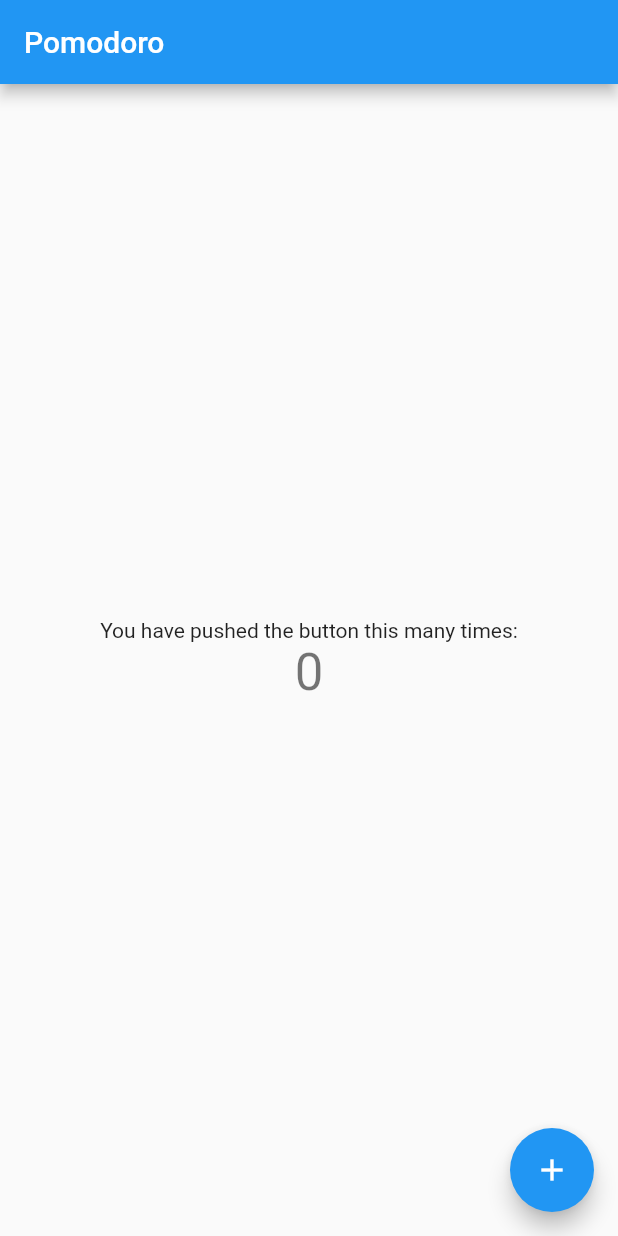
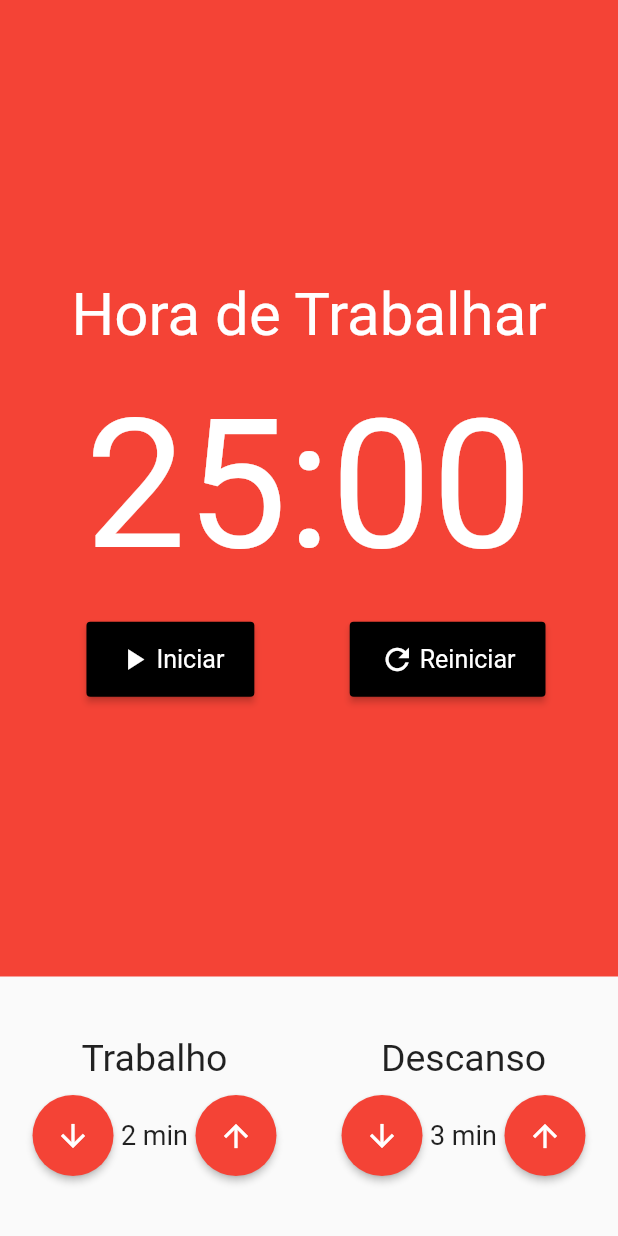
Before and after one commit to dhianapereira/my-flutter-notebook, a Flutter app: the screen it shows after launch, on a phone screen of 412 x 824 dp. Run offline on Flutter 3.47's test engine with Material 2 defaults, Android fonts, the phone set to English and light mode, and no system bars.

Commit message:
add: components of the application

```diff
--- a/lib/core/app_widget.dart
+++ b/lib/core/app_widget.dart
@@ -9,7 +9,7 @@ class AppWidget extends StatelessWidget {
     return MaterialApp(
       debugShowCheckedModeBanner: false,
       title: 'pomodoro app',
-      theme: ThemeData(primarySwatch: Colors.blue),
+      theme: ThemeData(primarySwatch: Colors.red),
       home: const HomePage(),
     );
   }
--- a/lib/main.dart
+++ b/lib/main.dart
@@ -1,6 +1,14 @@
 import 'package:flutter/material.dart';
+import 'package:flutter/services.dart';
 import 'package:pomodoro/core/app_widget.dart';
 
 void main() {
-  runApp(const AppWidget());
+  WidgetsFlutterBinding.ensureInitialized();
+
+  SystemChrome.setPreferredOrientations([
+    DeviceOrientation.portraitUp,
+    DeviceOrientation.portraitDown,
+  ]).then((_) {
+    runApp(const AppWidget());
+  });
 }
--- a/lib/pages/home_page.dart
+++ b/lib/pages/home_page.dart
@@ -1,4 +1,6 @@
 import 'package:flutter/material.dart';
+import 'package:pomodoro/widgets/stopwatch_widget.dart';
+import 'package:pomodoro/widgets/time_input_widget.dart';
 
 class HomePage extends StatefulWidget {
   const HomePage({Key? key}) : super(key: key);
@@ -8,36 +10,26 @@ class HomePage extends StatefulWidget {
 }
 
 class _HomePageState extends State<HomePage> {
-  int _counter = 0;
-
-  void _incrementCounter() {
-    setState(() {
-      _counter++;
-    });
-  }
-
   @override
   Widget build(BuildContext context) {
     return Scaffold(
-      appBar: AppBar(title: const Text("Pomodoro")),
-      body: Center(
-        child: Column(
-          mainAxisAlignment: MainAxisAlignment.center,
-          children: <Widget>[
-            const Text(
-              'You have pushed the button this many times:',
+      body: Column(
+        crossAxisAlignment: CrossAxisAlignment.stretch,
+        children: [
+          Expanded(
+            child: StopwatchWidget(),
+          ),
+          Padding(
+            padding: const EdgeInsets.symmetric(vertical: 40),
+            child: Row(
+              mainAxisAlignment: MainAxisAlignment.spaceAround,
+              children: [
+                TimeInputWidget(title: "Trabalho", value: 2),
+                TimeInputWidget(title: "Descanso", value: 3),
+              ],
             ),
-            Text(
-              '$_counter',
-              style: Theme.of(context).textTheme.headline4,
-            ),
-          ],
-        ),
-      ),
-      floatingActionButton: FloatingActionButton(
-        onPressed: _incrementCounter,
-        tooltip: 'Increment',
-        child: const Icon(Icons.add),
+          ),
+        ],
       ),
     );
   }
--- /dev/null
+++ b/lib/widgets/buttons/elevated_button_widget.dart
@@ -0,0 +1,25 @@
+import 'package:flutter/material.dart';
+
+class ElevatedButtonWidget extends StatelessWidget {
+  final IconData icon;
+  final VoidCallback onPressed;
+
+  const ElevatedButtonWidget({
+    Key? key,
+    required this.icon,
+    required this.onPressed,
+  }) : super(key: key);
+
+  @override
+  Widget build(BuildContext context) {
+    return ElevatedButton(
+      onPressed: onPressed,
+      child: Icon(icon, color: Colors.white),
+      style: ElevatedButton.styleFrom(
+        shape: const CircleBorder(),
+        padding: const EdgeInsets.all(15),
+        primary: Colors.red,
+      ),
+    );
+  }
+}
--- /dev/null
+++ b/lib/widgets/buttons/stopwatch_button_widget.dart
@@ -0,0 +1,48 @@
+import 'package:flutter/material.dart';
+
+class StopwatchButtonWidget extends StatelessWidget {
+  final VoidCallback onPressed;
+  final String title;
+  final IconData icon;
+  final double height;
+  final double width;
+
+  const StopwatchButtonWidget({
+    Key? key,
+    required this.onPressed,
+    required this.title,
+    required this.icon,
+    this.height = 50,
+    this.width = double.maxFinite,
+  }) : super(key: key);
+
+  @override
+  Widget build(BuildContext context) {
+    return SizedBox(
+      height: height,
+      width: width,
+      child: FittedBox(
+        fit: BoxFit.scaleDown,
+        child: ElevatedButton(
+          style: ElevatedButton.styleFrom(
+            primary: Colors.black,
+            padding: const EdgeInsets.symmetric(horizontal: 30, vertical: 20),
+            textStyle: const TextStyle(fontSize: 25),
+          ),
+          onPressed: onPressed,
+          child: Row(
+            mainAxisAlignment: MainAxisAlignment.center,
+            children: [
+              Icon(
+                icon,
+                size: 35,
+              ),
+              const SizedBox(width: 5),
+              Text(title),
+            ],
+          ),
+        ),
+      ),
+    );
+  }
+}
--- /dev/null
+++ b/lib/widgets/stopwatch_widget.dart
@@ -0,0 +1,65 @@
+import 'package:flutter/material.dart';
+import 'package:pomodoro/widgets/buttons/stopwatch_button_widget.dart';
+
+class StopwatchWidget extends StatelessWidget {
+  const StopwatchWidget({Key? key}) : super(key: key);
+
+  @override
+  Widget build(BuildContext context) {
+    final size = MediaQuery.of(context).size;
+
+    return Container(
+      color: Colors.red,
+      child: Column(
+        mainAxisAlignment: MainAxisAlignment.center,
+        children: [
+          Text(
+            "Hora de Trabalhar",
+            style: TextStyle(fontSize: 40, color: Colors.white),
+          ),
+          const SizedBox(height: 20),
+          Text(
+            "25:00",
+            style: TextStyle(fontSize: 120, color: Colors.white),
+          ),
+          const SizedBox(height: 20),
+          buildButtonsRow(size)
+        ],
+      ),
+    );
+  }
+
+  Row buildButtonsRow(Size size) {
+    return Row(
+      mainAxisAlignment: MainAxisAlignment.center,
+      children: [
+        Padding(
+          padding: const EdgeInsets.only(right: 10),
+          child: StopwatchButtonWidget(
+            onPressed: () {},
+            title: "Iniciar",
+            icon: Icons.play_arrow,
+            width: size.width * .4,
+          ),
+        ),
+        /*Padding(
+              padding: const EdgeInsets.only(right: 10),
+              child: StopwatchButtonWidget(
+                onPressed: () {},
+                title: "Pausar",
+                icon: Icons.stop,
+              ),
+            ),*/
+        Padding(
+          padding: const EdgeInsets.only(left: 10),
+          child: StopwatchButtonWidget(
+            onPressed: () {},
+            title: "Reiniciar",
+            icon: Icons.refresh,
+            width: size.width * .4,
+          ),
+        ),
+      ],
+    );
+  }
+}
--- /dev/null
+++ b/lib/widgets/time_input_widget.dart
@@ -0,0 +1,44 @@
+import 'package:flutter/material.dart';
+import 'package:pomodoro/widgets/buttons/elevated_button_widget.dart';
+
+class TimeInputWidget extends StatelessWidget {
+  final String title;
+  final int value;
+
+  const TimeInputWidget({
+    Key? key,
+    required this.title,
+    required this.value,
+  }) : super(key: key);
+
+  @override
+  Widget build(BuildContext context) {
+    return Column(
+      crossAxisAlignment: CrossAxisAlignment.center,
+      children: [
+        Text(
+          title,
+          style: const TextStyle(fontSize: 25),
+        ),
+        const SizedBox(height: 10),
+        Row(
+          mainAxisAlignment: MainAxisAlignment.center,
+          children: [
+            ElevatedButtonWidget(
+              onPressed: () {},
+              icon: Icons.arrow_downward,
+            ),
+            Text(
+              "$value min",
+              style: const TextStyle(fontSize: 18),
+            ),
+            ElevatedButtonWidget(
+              onPressed: () {},
+              icon: Icons.arrow_upward,
+            ),
+          ],
+        ),
+      ],
+    );
+  }
+}
```
